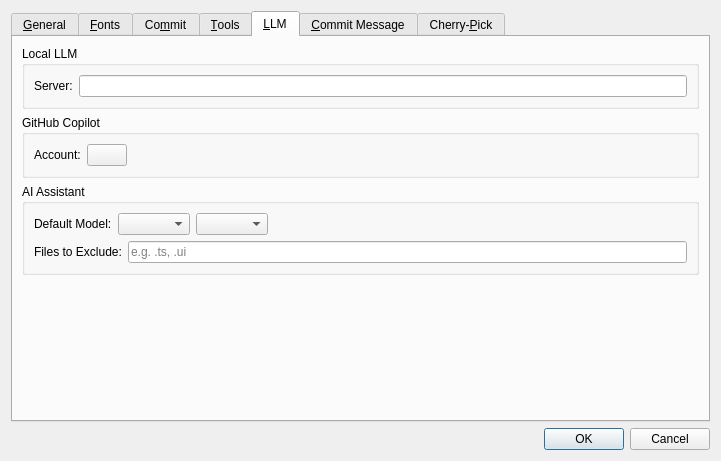
Qt form qgitc/preferences.ui (timxx/qgitc) before a commit.
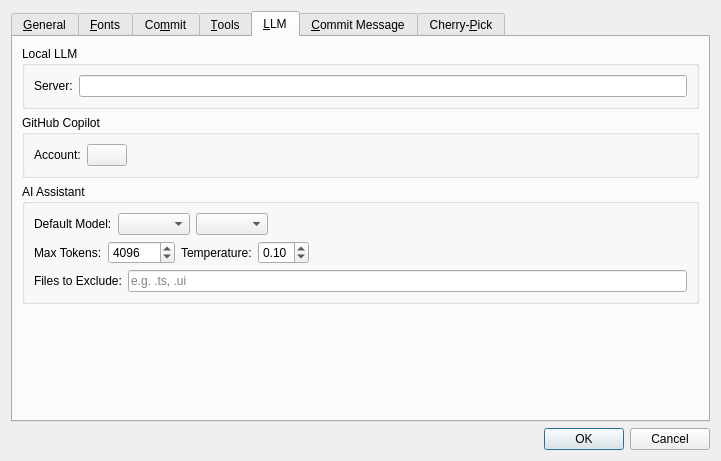
The same form after that commit. The open tabs and pages were chosen to show the change. Custom widgets are drawn as their Qt base class.

Commit message:
Make LLM max tokens and temperature configurable in preferences
- Add UI controls for max tokens and temperature in preferences dialog
- Persist and load these settings via Settings class
- Use configured values when making local LLM requests

Patch:
```diff
--- a/qgitc/preferences.ui
+++ b/qgitc/preferences.ui
@@ -1038,6 +1038,66 @@
             </item>
            </layout>
           </item>
+          <item>
+           <layout class="QHBoxLayout" name="horizontalLayout_18">
+            <item>
+             <widget class="QLabel" name="label_8">
+              <property name="toolTip">
+               <string/>
+              </property>
+              <property name="text">
+               <string>Max Tokens:</string>
+              </property>
+             </widget>
+            </item>
+            <item>
+             <widget class="QSpinBox" name="sbMaxTokens">
+              <property name="maximum">
+               <number>9999999</number>
+              </property>
+              <property name="singleStep">
+               <number>1024</number>
+              </property>
+              <property name="value">
+               <number>4096</number>
+              </property>
+             </widget>
+            </item>
+            <item>
+             <widget class="QLabel" name="label_9">
+              <property name="text">
+               <string>Temperature:</string>
+              </property>
+             </widget>
+            </item>
+            <item>
+             <widget class="QDoubleSpinBox" name="sbTemperature">
+              <property name="maximum">
+               <double>2.000000000000000</double>
+              </property>
+              <property name="singleStep">
+               <double>0.100000000000000</double>
+              </property>
+              <property name="value">
+               <double>0.100000000000000</double>
+              </property>
+             </widget>
+            </item>
+            <item>
+             <spacer name="horizontalSpacer_14">
+              <property name="orientation">
+               <enum>Qt::Orientation::Horizontal</enum>
+              </property>
+              <property name="sizeHint" stdset="0">
+               <size>
+                <width>40</width>
+                <height>20</height>
+               </size>
+              </property>
+             </spacer>
+            </item>
+           </layout>
+          </item>
           <item>
            <layout class="QHBoxLayout" name="horizontalLayout_16">
             <item>
```
Left out of the diff: 2 changed lines with no effect on the pictures. The commit also changes 3 other files.
